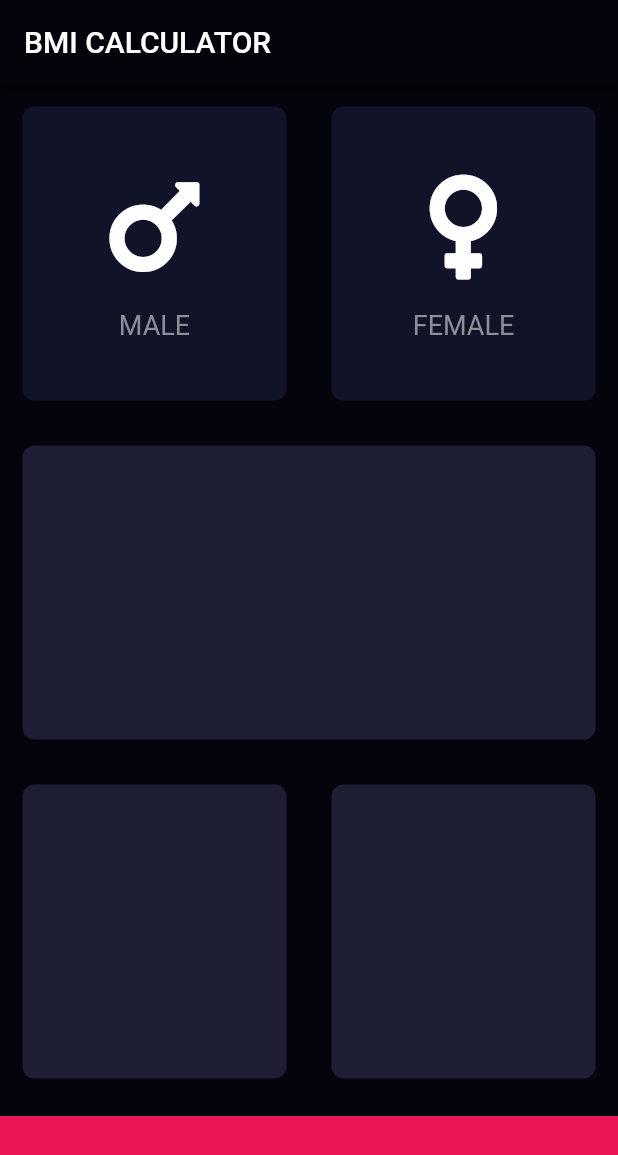
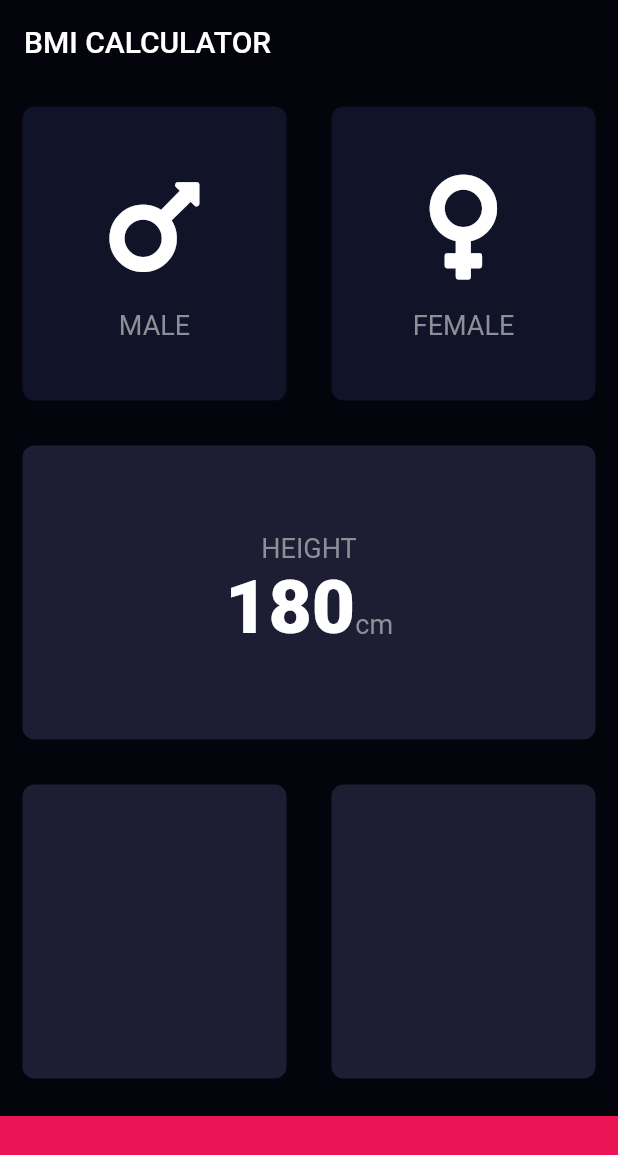
Before and after one commit to duliodenis/bmi-calculator, a Flutter app: the screen it shows after launch, on a phone screen of 412 x 824 dp. Shown: the top 1155 px of the screen. Run offline on Flutter 3.47's test engine with Material 2 defaults, Android fonts, the phone set to English and light mode, and no system bars; our stand-ins replace font_awesome_flutter.

Commit message:
Started UI for Height Widget

```diff
--- a/bmi-calculator/lib/constants.dart
+++ b/bmi-calculator/lib/constants.dart
@@ -1,19 +1,26 @@
 import 'package:flutter/material.dart';
 
-const bottomContainerHeight = 80.0;
-const bottomContainerTopInset = 10.0;
-const bottomContainerColor = Color(0xFFEB1555);
+const kBottomContainerHeight = 80.0;
+const kBottomContainerTopInset = 10.0;
+const kBottomContainerColor = Color(0xFFEB1555);
 
-const reusableCardBorderRadius = 8.0;
-const reusableCardMargins = 15.0;
-const reusableCardActiveColor = Color(0xFF1D1E33);
-const reusableCardInActiveColor = Color(0xFF111328);
-const reusableCardTextColor = Color(0xFF8D8E98);
+const kReusableCardBorderRadius = 8.0;
+const kReusableCardMargins = 15.0;
+const kReusableCardActiveColor = Color(0xFF1D1E33);
+const kReusableCardInActiveColor = Color(0xFF111328);
+const kReusableCardTextColor = Color(0xFF8D8E98);
 
-const reusableIconSize = 80.0;
-const reusableIconTextSize = 18.0;
+const kReusableIconSize = 80.0;
+const kReusableIconTextSize = 18.0;
 
 enum Gender {
   male,
   female,
 }
+
+const kLabelTextStyle = TextStyle(
+  fontSize: kReusableIconTextSize,
+  color: kReusableCardTextColor,
+);
+
+const kLabelNumberStyle = TextStyle(fontSize: 50, fontWeight: FontWeight.w900);
--- a/bmi-calculator/lib/input_page.dart
+++ b/bmi-calculator/lib/input_page.dart
@@ -20,6 +20,7 @@ class _InputPageState extends State<InputPage> {
         title: Text('BMI CALCULATOR'),
       ),
       body: Column(
+        crossAxisAlignment: CrossAxisAlignment.stretch,
         children: <Widget>[
           Expanded(
             child: Row(
@@ -32,8 +33,8 @@ class _InputPageState extends State<InputPage> {
                       });
                     },
                     color: selectedGender == Gender.male
-                        ? reusableCardActiveColor
-                        : reusableCardInActiveColor,
+                        ? kReusableCardActiveColor
+                        : kReusableCardInActiveColor,
                     cardChild: ReusableChildIcon(
                       icon: FontAwesomeIcons.mars,
                       label: 'MALE',
@@ -48,8 +49,8 @@ class _InputPageState extends State<InputPage> {
                       });
                     },
                     color: selectedGender == Gender.female
-                        ? reusableCardActiveColor
-                        : reusableCardInActiveColor,
+                        ? kReusableCardActiveColor
+                        : kReusableCardInActiveColor,
                     cardChild: ReusableChildIcon(
                       icon: FontAwesomeIcons.venus,
                       label: 'FEMALE',
@@ -60,24 +61,50 @@ class _InputPageState extends State<InputPage> {
             ),
           ),
           Expanded(
-            child: ReusableCard(color: reusableCardActiveColor),
+            child: ReusableCard(
+              color: kReusableCardActiveColor,
+              cardChild: Column(
+                mainAxisAlignment: MainAxisAlignment.center,
+                children: <Widget>[
+                  Text(
+                    'HEIGHT',
+                    style: kLabelTextStyle,
+                  ),
+                  Row(
+                    mainAxisAlignment: MainAxisAlignment.center,
+                    crossAxisAlignment: CrossAxisAlignment.baseline,
+                    textBaseline: TextBaseline.alphabetic,
+                    children: <Widget>[
+                      Text(
+                        '180',
+                        style: kLabelNumberStyle,
+                      ),
+                      Text(
+                        'cm',
+                        style: kLabelTextStyle,
+                      ),
+                    ],
+                  ),
+                ],
+              ),
+            ),
           ),
           Expanded(
               child: Row(
             children: <Widget>[
               Expanded(
-                child: ReusableCard(color: reusableCardActiveColor),
+                child: ReusableCard(color: kReusableCardActiveColor),
               ),
               Expanded(
-                child: ReusableCard(color: reusableCardActiveColor),
+                child: ReusableCard(color: kReusableCardActiveColor),
               ),
             ],
           )),
           Container(
-            color: bottomContainerColor,
-            margin: EdgeInsets.only(top: bottomContainerTopInset),
+            color: kBottomContainerColor,
+            margin: EdgeInsets.only(top: kBottomContainerTopInset),
             width: double.infinity,
-            height: bottomContainerHeight,
+            height: kBottomContainerHeight,
           ),
         ],
       ),
--- a/bmi-calculator/lib/reusable_card.dart
+++ b/bmi-calculator/lib/reusable_card.dart
@@ -14,9 +14,9 @@ class ReusableCard extends StatelessWidget {
       onTap: onTap,
       child: Container(
         child: cardChild,
-        margin: EdgeInsets.all(reusableCardMargins),
+        margin: EdgeInsets.all(kReusableCardMargins),
         decoration: BoxDecoration(
-          borderRadius: BorderRadius.circular(reusableCardBorderRadius),
+          borderRadius: BorderRadius.circular(kReusableCardBorderRadius),
           color: color,
         ),
       ),
--- a/bmi-calculator/lib/reusable_child_icon.dart
+++ b/bmi-calculator/lib/reusable_child_icon.dart
@@ -1,10 +1,5 @@
 import 'package:flutter/material.dart';
 import 'constants.dart';
-
-const labelTextStyle = TextStyle(
-  fontSize: reusableIconTextSize,
-  color: reusableCardTextColor,
-);
 
 class ReusableChildIcon extends StatelessWidget {
   final IconData icon;
@@ -19,14 +14,14 @@ class ReusableChildIcon extends StatelessWidget {
       children: <Widget>[
         Icon(
           icon,
-          size: reusableIconSize,
+          size: kReusableIconSize,
         ),
         SizedBox(
           height: 15.0,
         ),
         Text(
           label,
-          style: labelTextStyle,
+          style: kLabelTextStyle,
         ),
       ],
     );
```
Also changed, not shown: 2 other files.
